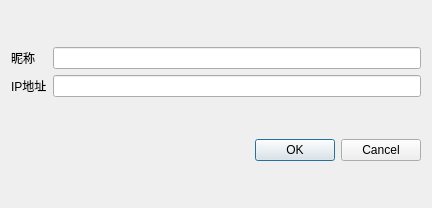
First picture: the form in Qt-IM/edit.ui, repository XiaoZheng2003/BIT-QT-IM, before the edit.
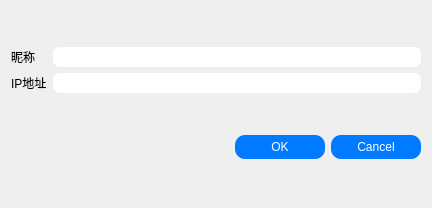
Second picture: the form after the edit. Icons and pictures are not drawn.

```diff
--- a/Qt-IM/edit.ui
+++ b/Qt-IM/edit.ui
@@ -54,7 +54,15 @@
         <bool>true</bool>
        </property>
        <property name="styleSheet">
-        <string notr="true">border-image:none;</string>
+        <string notr="true">
+QLineEdit{
+	border:none;
+	border-radius:7px;
+	padding:2px 4px;
+	font: 10pt &quot;Candara&quot;;
+     border-image:none;
+ }
+</string>
        </property>
        <property name="frame">
         <bool>true</bool>
@@ -64,7 +72,16 @@
      <item row="0" column="2">
       <widget class="QLineEdit" name="remark">
        <property name="styleSheet">
-        <string notr="true">border-image:none;</string>
+        <string notr="true">
+
+QLineEdit{
+	border:none;
+	border-radius:7px;
+	padding:2px 4px;
+	font: 10pt &quot;Candara&quot;;
+     border-image:none;
+ }
+</string>
        </property>
       </widget>
      </item>
@@ -73,7 +90,20 @@
    <item>
     <widget class="QDialogButtonBox" name="buttonBox">
      <property name="styleSheet">
-      <string notr="true">border-image:none;</string>
+      <string notr="true">QPushButton {
+               background-color:#007BFF;
+               color: white;
+               padding: 5px;
+               border: none;
+               border-radius: 10px;
+              min-width:80px;
+ }
+
+
+QPushButton:hover {
+              background-color:  #9cd3fa;
+}
+</string>
      </property>
      <property name="orientation">
       <enum>Qt::Horizontal</enum>
```
